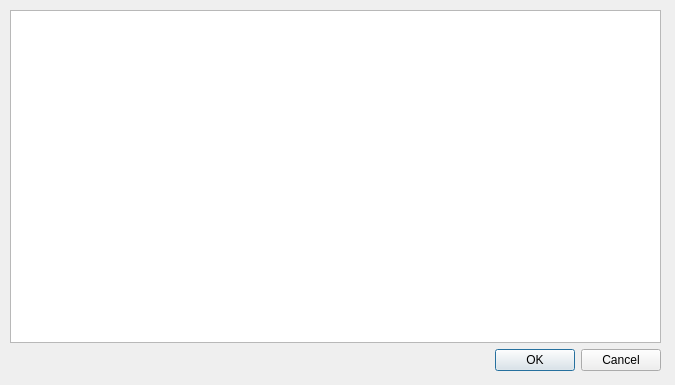
The window that 06_Choques/dchoquesbolas.ui (TheMakros12/interfaces) describes before a commit, drawn with Qt 5.
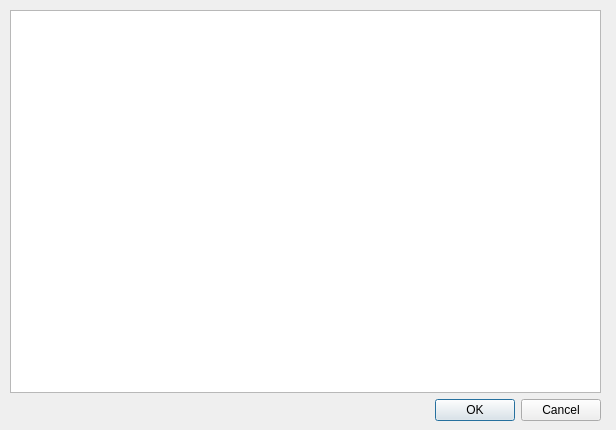
The same window after the commit.

What changed in the file:
```diff
--- a/06_Choques/dchoquesbolas.ui
+++ b/06_Choques/dchoquesbolas.ui
@@ -6,20 +6,20 @@
    <rect>
     <x>0</x>
     <y>0</y>
-    <width>675</width>
-    <height>385</height>
+    <width>616</width>
+    <height>430</height>
    </rect>
   </property>
   <property name="windowTitle">
    <string>Dialog</string>
   </property>
-  <widget class="QWidget" name="">
+  <widget class="QWidget" name="layoutWidget">
    <property name="geometry">
     <rect>
      <x>10</x>
      <y>10</y>
-     <width>651</width>
-     <height>361</height>
+     <width>591</width>
+     <height>411</height>
     </rect>
    </property>
    <layout class="QVBoxLayout" name="verticalLayout">
```
